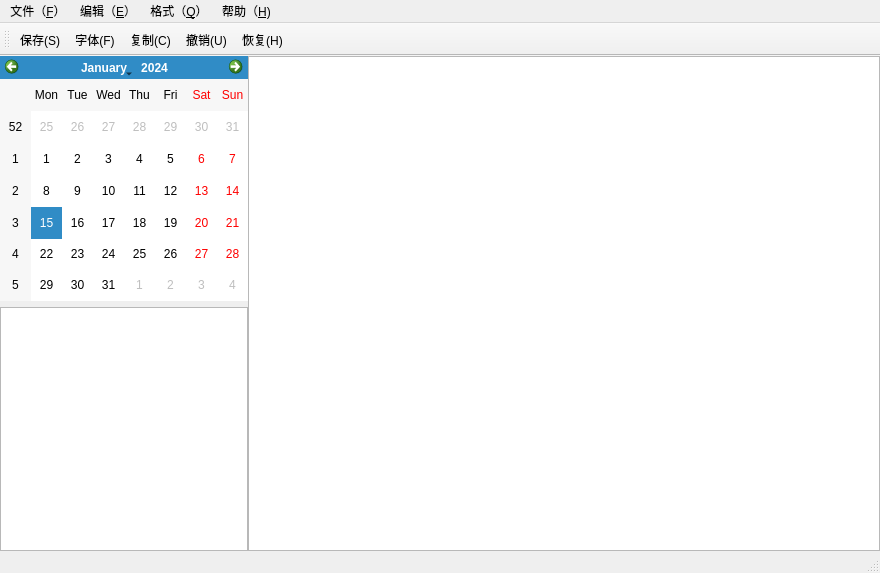
Before: the Qt Designer form LxDairy/DairyMainWindow.ui in leishengxie/FengZhiHong, drawn with Qt 5.
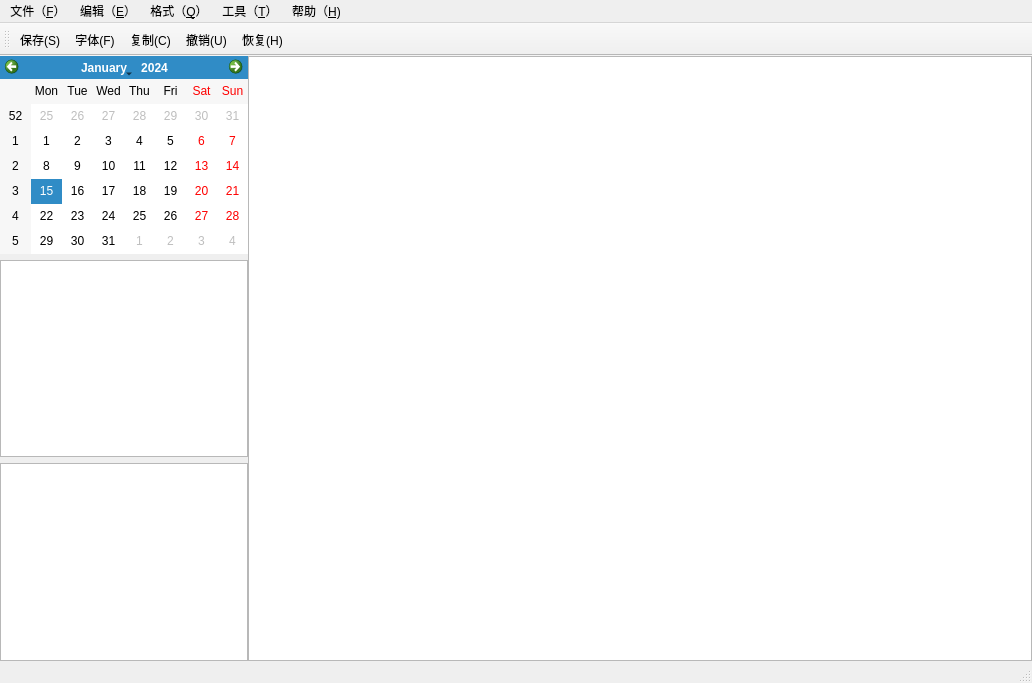
After: the same form once the commit is applied. Icons and pictures are not drawn.

The edit to the form file:
```diff
--- a/LxDairy/DairyMainWindow.ui
+++ b/LxDairy/DairyMainWindow.ui
@@ -6,8 +6,8 @@
    <rect>
     <x>0</x>
     <y>0</y>
-    <width>880</width>
-    <height>573</height>
+    <width>1032</width>
+    <height>683</height>
    </rect>
   </property>
   <property name="windowTitle">
@@ -36,7 +36,10 @@
        <widget class="QCalendarWidget" name="calendarWidget"/>
       </item>
       <item>
-       <widget class="QTreeView" name="treeView"/>
+       <widget class="QTreeView" name="treeDairy"/>
+      </item>
+      <item>
+       <widget class="QTreeView" name="treeTag"/>
       </item>
      </layout>
     </item>
@@ -61,8 +64,8 @@
     <rect>
      <x>0</x>
      <y>0</y>
-     <width>880</width>
-     <height>23</height>
+     <width>1032</width>
+     <height>26</height>
     </rect>
    </property>
    <widget class="QMenu" name="menu_F">
@@ -106,9 +109,16 @@
     <addaction name="action_AW"/>
     <addaction name="action_AS"/>
    </widget>
+   <widget class="QMenu" name="menu_T">
+    <property name="title">
+     <string>工具（&amp;T）</string>
+    </property>
+    <addaction name="action_skin"/>
+   </widget>
    <addaction name="menu_F"/>
    <addaction name="menu_F_2"/>
    <addaction name="menu_Q"/>
+   <addaction name="menu_T"/>
    <addaction name="menu_H"/>
   </widget>
   <widget class="QToolBar" name="mainToolBar">
```
Left out of the diff: 39 changed lines with no effect on the pictures.
